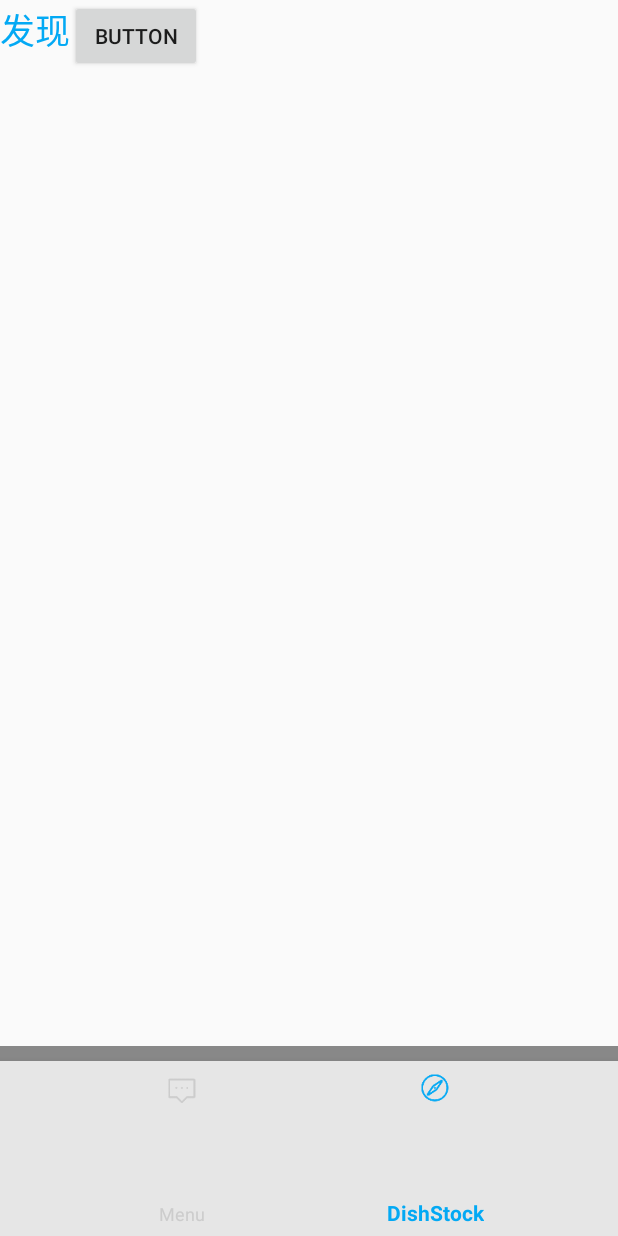
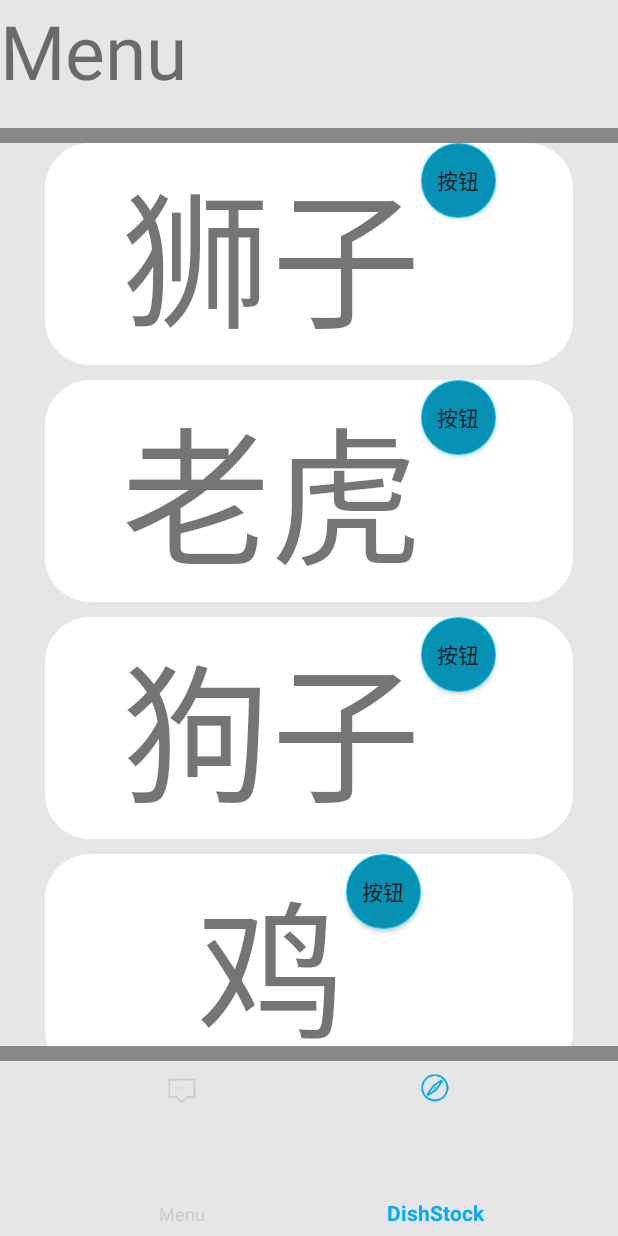
Before and after one commit to mukanov8/CooKiT, an Android app: the screen it shows after launch (MainActivity), item 2 of the bottom bar chosen, on a phone screen of 412 x 824 dp. Run offline under Robolectric (Android 15) with nearby library versions, the phone set to English and light mode, and no system bars.

```diff
--- a/app/src/main/java/com/evan/demo/CooKiT/DishStockFragment.java
+++ b/app/src/main/java/com/evan/demo/CooKiT/DishStockFragment.java
@@ -4,37 +4,53 @@ import android.os.Bundle;
 import android.support.annotation.NonNull;
 import android.support.annotation.Nullable;
 import android.support.v4.app.Fragment;
+import android.support.v4.app.ListFragment;
 import android.view.LayoutInflater;
 import android.view.View;
 import android.view.ViewGroup;
 import android.widget.Button;
+import android.widget.ListView;
 import android.widget.TextView;
+import android.widget.Toast;
+
+import java.util.ArrayList;
 
 
+public class DishStockFragment extends ListFragment {
 
+    private AnimalAdapter madapter;
 
-public class DishStockFragment extends Fragment {
+    private ArrayList<Animal> animalList;
 
     private TextView mtv;
-    private Button mbt;
-    @Nullable
+
     @Override
-    public View onCreateView(@NonNull LayoutInflater inflater, @Nullable ViewGroup container, @Nullable Bundle savedInstanceState) {
-        return inflater.inflate(R.layout.fragment_dishstock, container, false);
+    public void onCreate(@Nullable Bundle savedInstanceState) {
+        super.onCreate(savedInstanceState);
+
+        myApplication database = (myApplication)getActivity().getApplicationContext();
+
+        animalList = database.getAnimalList();
+
+        madapter = new AnimalAdapter(animalList,getActivity());
+
+    }
+
+    @Override
+    public View onCreateView(LayoutInflater inflater, ViewGroup container, Bundle savedInstanceState) {
+        setListAdapter(madapter);
+        return inflater.inflate(R.layout.fragment_dishstock,null);
     }
 
 
     @Override
-    public void onActivityCreated(@Nullable Bundle savedInstanceState) {
-        super.onActivityCreated(savedInstanceState);
-        mtv = getActivity().findViewById(R.id.faxian);
-        mbt = getActivity().findViewById(R.id.Buttomfaxian);
-        mbt.setOnClickListener(new View.OnClickListener() {
-            @Override
-            public void onClick(View view) {
-                mtv.setText("点击了dishstock");
-                getActivity().getSupportFragmentManager().beginTransaction().addToBackStack(null).add(R.id.ll_frameLayout,new MenuFragment(),null).commitAllowingStateLoss();
-            }
-        });
+    public void onListItemClick(ListView l, View v, int position, long id) {
+        super.onListItemClick(l, v, position, id);
+        Bundle bundle = new Bundle();
+        bundle.putString("name",animalList.get(position).getName());
+        DishFragment dishFragment = new DishFragment();
+        dishFragment.setArguments(bundle);
+        getActivity().getSupportFragmentManager().beginTransaction().addToBackStack(null).add(R.id.ll_frameLayout,dishFragment,null).commitAllowingStateLoss();
+        Toast.makeText(getActivity(),animalList.get(position).getName(),Toast.LENGTH_SHORT).show();
     }
 }
--- /dev/null
+++ b/app/src/main/res/drawable/btn_circle.xml
@@ -0,0 +1,21 @@
+<?xml version="1.0" encoding="utf-8"?>
+<layer-list xmlns:android="http://schemas.android.com/apk/res/android">
+        <item>
+        <shape android:shape="oval">
+            //边框角度
+            <corners android:radius="10dip"/>
+            //外边框颜色
+            <solid android:color="#09C7F7"/>
+        </shape>
+    </item>
+    //离边框的厚度
+    <item android:bottom="1dp" android:left="1dp" android:right="1dp" android:top="1dp">
+        <shape android:shape="oval">
+            //边框角度
+            <corners android:radius="10dip"/>
+            //外边框颜色，这个为内部颜色
+            <solid android:color="#0792B5" />
+        </shape>
+    </item>
+
+</layer-list>
--- a/app/src/main/res/layout/fragment_dishstock.xml
+++ b/app/src/main/res/layout/fragment_dishstock.xml
@@ -1,21 +1,38 @@
 <?xml version="1.0" encoding="utf-8"?>
-<LinearLayout xmlns:android="http://schemas.android.com/apk/res/android"
+<LinearLayout
+    xmlns:android="http://schemas.android.com/apk/res/android"
     android:layout_width="match_parent"
     android:layout_height="match_parent"
-    android:orientation="horizontal">
+    android:background="#E6E6E6"
+    android:orientation="vertical">
 
     <TextView
-    android:id="@+id/faxian"
-    android:layout_width="wrap_content"
-    android:layout_height="wrap_content"
-    android:text="发现"
-    android:textColor="@color/theme"
-    android:textSize="23sp" />
+        android:id="@+id/fragment_meanu_title"
+        android:layout_width="match_parent"
+        android:layout_height="0dp"
+        android:text="Menu"
+        android:textSize="50sp"
+        android:background="#E6E6E6"
+        android:layout_weight="1"/>
 
-    <Button
-        android:id="@+id/Buttomfaxian"
-        android:layout_width="wrap_content"
-        android:layout_height="wrap_content"
-        android:text="button"/>
+    <View
+        android:layout_width="match_parent"
+        android:layout_height="10dp"
+        android:background="#888888"
+        />
+
+    <ListView
+        android:layout_marginLeft="30dp"
+        android:layout_marginRight="30dp"
+        android:listSelector="@android:color/transparent"
+        android:scrollbars="none"
+        android:background="#E6E6E6"
+        android:id="@+id/android:list"
+        android:layout_width="match_parent"
+        android:layout_height="0dp"
+        android:layout_weight="7"
+        android:divider="#E6E6E6"
+        android:dividerHeight="10dp"
+        />
 
 </LinearLayout>
--- a/app/src/main/res/layout/listview_item.xml
+++ b/app/src/main/res/layout/listview_item.xml
@@ -2,14 +2,27 @@
 <LinearLayout xmlns:android="http://schemas.android.com/apk/res/android"
     android:layout_width="match_parent"
     android:layout_height="match_parent"
+    android:orientation="horizontal"
     android:background="@drawable/listview_item_selector"
+    android:gravity="center"
     >
 
     <TextView
         android:id="@+id/item_list_animal_text"
-        android:layout_width="match_parent"
+        android:layout_width="wrap_content"
         android:layout_height="wrap_content"
         android:textSize="100sp"
+        android:text="动物"
         />
 
+    <Button
+        android:layout_width="50dp"
+        android:layout_height="50dp"
+        android:text="按钮"
+        android:background="@drawable/btn_circle"
+        android:layout_gravity="left"/>
+
+
+
+
 </LinearLayout>
```
